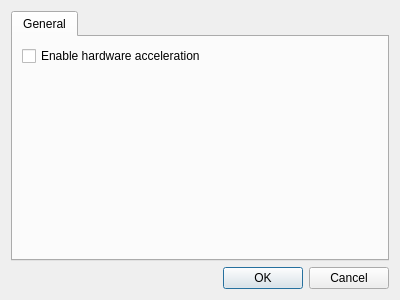
The window that src/Gui/Dialogs/PrefsDlg.ui (waddlesplash/ragingmidi) describes before a commit, drawn with Qt 5.
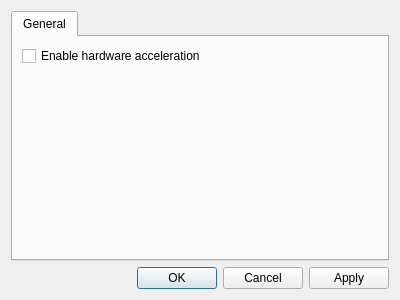
The same window after the commit.

Commit message: More functionality to the PrefsDlg.

The edit to the form file:
```diff
--- a/src/Gui/Dialogs/PrefsDlg.ui
+++ b/src/Gui/Dialogs/PrefsDlg.ui
@@ -54,7 +54,7 @@
       <enum>Qt::Horizontal</enum>
      </property>
      <property name="standardButtons">
-      <set>QDialogButtonBox::Cancel|QDialogButtonBox::Ok</set>
+      <set>QDialogButtonBox::Apply|QDialogButtonBox::Cancel|QDialogButtonBox::Ok</set>
      </property>
     </widget>
    </item>
```
Left out of the diff: 35 changed lines with no effect on the pictures. The commit also changes 2 other files.
